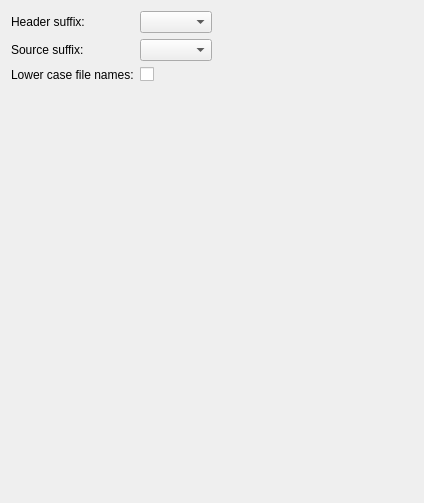
qt-creator/qt-creator, file src/plugins/cpptools/cppfilesettingspage.ui: the form before one commit.
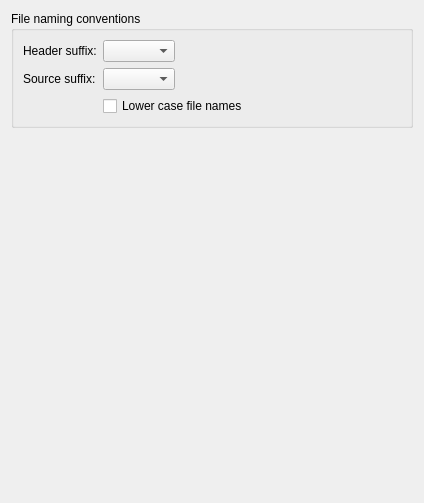
The form after the commit.

Commit message: Polishing Settings Ui: Putting Cpp file settings into a GroupBox

Diff of the .ui file:
```diff
--- a/src/plugins/cpptools/cppfilesettingspage.ui
+++ b/src/plugins/cpptools/cppfilesettingspage.ui
@@ -12,10 +12,18 @@
   </property>
   <layout class="QVBoxLayout" name="verticalLayout">
    <item>
-    <layout class="QHBoxLayout" name="horizontalLayout">
-     <item>
-      <layout class="QFormLayout" name="formLayout">
-       <property name="fieldGrowthPolicy">
+    <widget class="QGroupBox" name="groupBox" >
+     <property name="sizePolicy" >
+      <sizepolicy vsizetype="Maximum" hsizetype="Preferred" >
+       <horstretch>0</horstretch>
+       <verstretch>0</verstretch>
+      </sizepolicy>
+     </property>
+     <property name="title" >
+      <string>File naming conventions</string>
+     </property>
+     <layout class="QFormLayout" name="formLayout" >
+      <property name="fieldGrowthPolicy" >
         <enum>QFormLayout::ExpandingFieldsGrow</enum>
        </property>
        <item row="0" column="0">
@@ -25,48 +33,28 @@
          </property>
         </widget>
        </item>
-       <item row="0" column="1">
-        <widget class="QComboBox" name="headerSuffixComboBox"/>
-       </item>
-       <item row="2" column="0">
-        <widget class="QLabel" name="lowerCaseFileNamesLabel">
-         <property name="toolTip">
-          <string>This determines how the file names of the class wizards are generated (&quot;MyClass.h&quot; versus &quot;myclass.h&quot;).</string>
-         </property>
-         <property name="text">
-          <string>Lower case file names:</string>
-         </property>
-        </widget>
-       </item>
-       <item row="2" column="1">
-        <widget class="QCheckBox" name="lowerCaseFileNamesCheckBox"/>
-       </item>
-       <item row="1" column="0">
-        <widget class="QLabel" name="sourceSuffixLabel">
-         <property name="text">
+      <item row="0" column="1" >
+       <widget class="QComboBox" name="headerSuffixComboBox" />
+      </item>
+      <item row="1" column="0" >
+       <widget class="QLabel" name="sourceSuffixLabel" >
+        <property name="text" >
           <string>Source suffix:</string>
          </property>
         </widget>
        </item>
-       <item row="1" column="1">
-        <widget class="QComboBox" name="sourceSuffixComboBox"/>
-       </item>
-      </layout>
-     </item>
-     <item>
-      <spacer name="horizontalSpacer">
-       <property name="orientation">
-        <enum>Qt::Horizontal</enum>
-       </property>
-       <property name="sizeHint" stdset="0">
-        <size>
-         <width>40</width>
-         <height>20</height>
-        </size>
-       </property>
-      </spacer>
-     </item>
-    </layout>
+      <item row="1" column="1" >
+       <widget class="QComboBox" name="sourceSuffixComboBox" />
+      </item>
+      <item row="2" column="1" >
+       <widget class="QCheckBox" name="lowerCaseFileNamesCheckBox" >
+        <property name="text" >
+         <string>Lower case file names</string>
+        </property>
+       </widget>
+      </item>
+     </layout>
+    </widget>
    </item>
    <item>
     <spacer name="verticalSpacer">
```
Left out of the diff: 20 changed lines with no effect on the pictures. Lines whose indentation alone changed are shown as unchanged. The commit also changes 3 other files.
